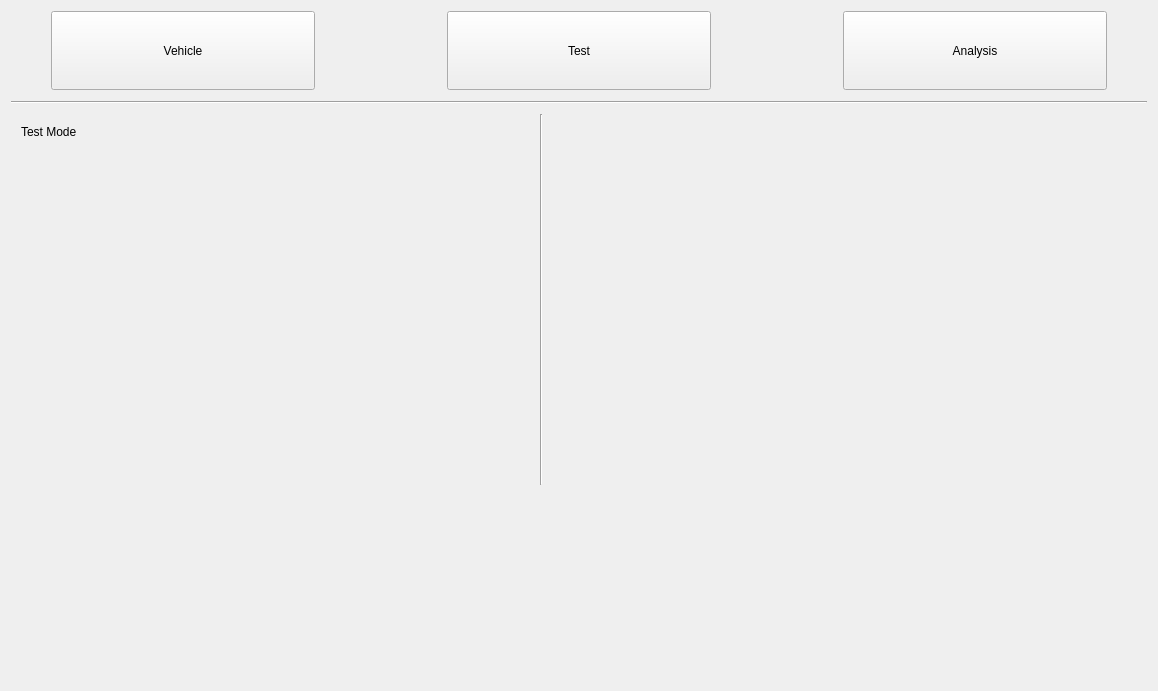
The window that mainwindow.ui (RoyJames/VisVehicle) describes before a commit, drawn with Qt 5.
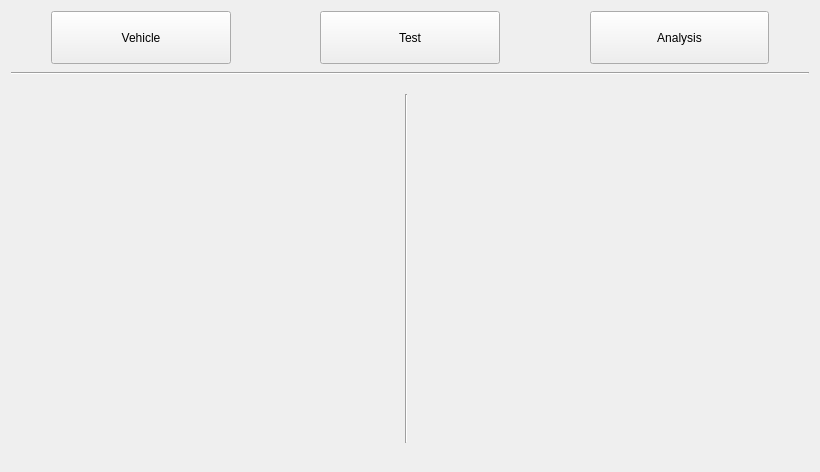
The same window after the commit. The open tabs and pages were chosen to show the change.

Commit message:
add read test buttons
deleted datamanager because it is not needed to hold data

```diff
--- a/mainwindow.ui
+++ b/mainwindow.ui
@@ -6,8 +6,8 @@
    <rect>
     <x>0</x>
     <y>0</y>
-    <width>1158</width>
-    <height>691</height>
+    <width>820</width>
+    <height>472</height>
    </rect>
   </property>
   <property name="sizePolicy">
@@ -314,31 +314,24 @@
            <verstretch>1</verstretch>
           </sizepolicy>
          </property>
-         <widget class="QLabel" name="label_2">
+         <widget class="QWidget" name="horizontalLayoutWidget">
           <property name="geometry">
            <rect>
-            <x>10</x>
-            <y>10</y>
-            <width>91</width>
-            <height>16</height>
-           </rect>
-          </property>
-          <property name="text">
-           <string>Test Mode</string>
-          </property>
-         </widget>
-         <widget class="Line" name="line_3">
-          <property name="geometry">
-           <rect>
-            <x>520</x>
+            <x>0</x>
             <y>0</y>
-            <width>20</width>
+            <width>791</width>
             <height>371</height>
            </rect>
           </property>
-          <property name="orientation">
-           <enum>Qt::Vertical</enum>
-          </property>
+          <layout class="QHBoxLayout" name="horizontalLayout_test">
+           <item>
+            <widget class="Line" name="line_3">
+             <property name="orientation">
+              <enum>Qt::Vertical</enum>
+             </property>
+            </widget>
+           </item>
+          </layout>
          </widget>
         </widget>
         <widget class="QWidget" name="page_simulation">
```
Left out of the diff: 9 changed lines with no effect on the pictures. The commit also changes 15 other files.
